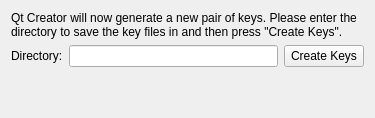
qt-creator/qt-creator, file src/plugins/qt4projectmanager/qt-maemo/maemodeviceconfigwizardkeycreationpage.ui: the form before one commit.
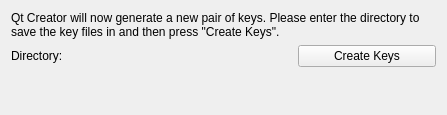
The form after the commit. Custom widgets are drawn as their Qt base class.

Commit message: Maemo: Replace line edits with path choosers in device config wizard.

```diff
--- a/src/plugins/qt4projectmanager/qt-maemo/maemodeviceconfigwizardkeycreationpage.ui
+++ b/src/plugins/qt4projectmanager/qt-maemo/maemodeviceconfigwizardkeycreationpage.ui
@@ -6,8 +6,8 @@
    <rect>
     <x>0</x>
     <y>0</y>
-    <width>375</width>
-    <height>118</height>
+    <width>447</width>
+    <height>115</height>
    </rect>
   </property>
   <property name="windowTitle">
@@ -34,7 +34,7 @@
       </widget>
      </item>
      <item>
-      <widget class="QLineEdit" name="directoryLineEdit"/>
+      <widget class="Utils::PathChooser" name="keyDirPathChooser"/>
      </item>
      <item>
       <widget class="QPushButton" name="createKeysButton">
@@ -67,6 +67,13 @@
    </item>
   </layout>
  </widget>
+ <customwidgets>
+  <customwidget>
+   <class>Utils::PathChooser</class>
+   <extends>QWidget</extends>
+   <header location="global">utils/pathchooser.h</header>
+  </customwidget>
+ </customwidgets>
  <resources/>
  <connections/>
 </ui>
```
The commit also changes 3 other files.
